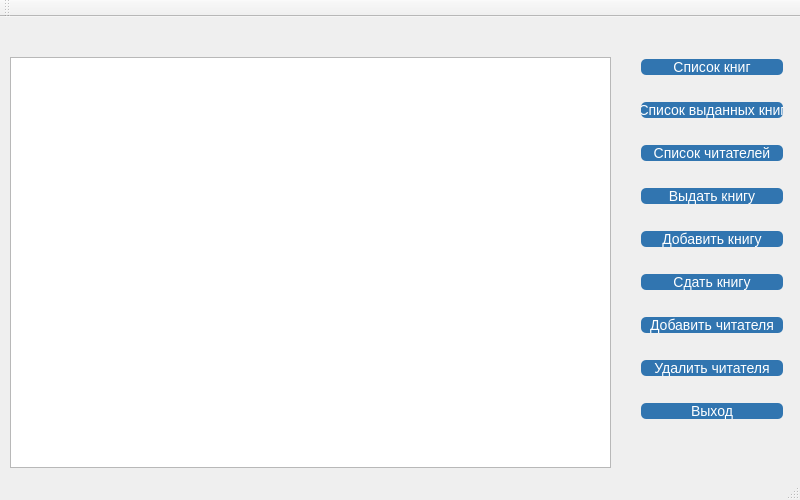
vladislavvasyukov/library, file main_window/main_window.ui: the form before one commit.
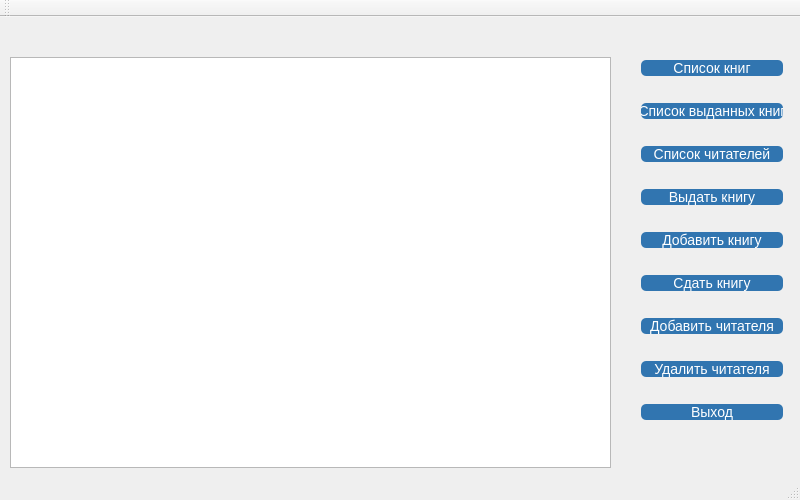
The form after the commit.

What changed in the file:
```diff
--- a/main_window/main_window.ui
+++ b/main_window/main_window.ui
@@ -24,8 +24,17 @@
      </rect>
     </property>
     <layout class="QVBoxLayout" name="verticalLayout">
+     <property name="spacing">
+      <number>5</number>
+     </property>
      <item>
       <widget class="QPushButton" name="listOfBooks">
+       <property name="enabled">
+        <bool>true</bool>
+       </property>
+       <property name="cursor">
+        <cursorShape>PointingHandCursor</cursorShape>
+       </property>
        <property name="styleSheet">
         <string notr="true">color: #fff;
 text-decoration: none; 
```
Left out of the diff: 24 changed lines with no effect on the pictures.
